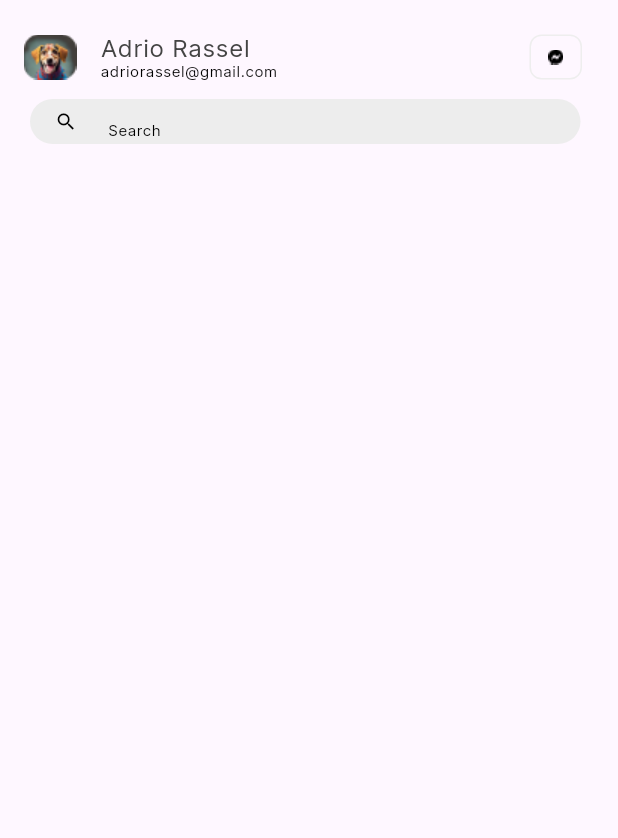
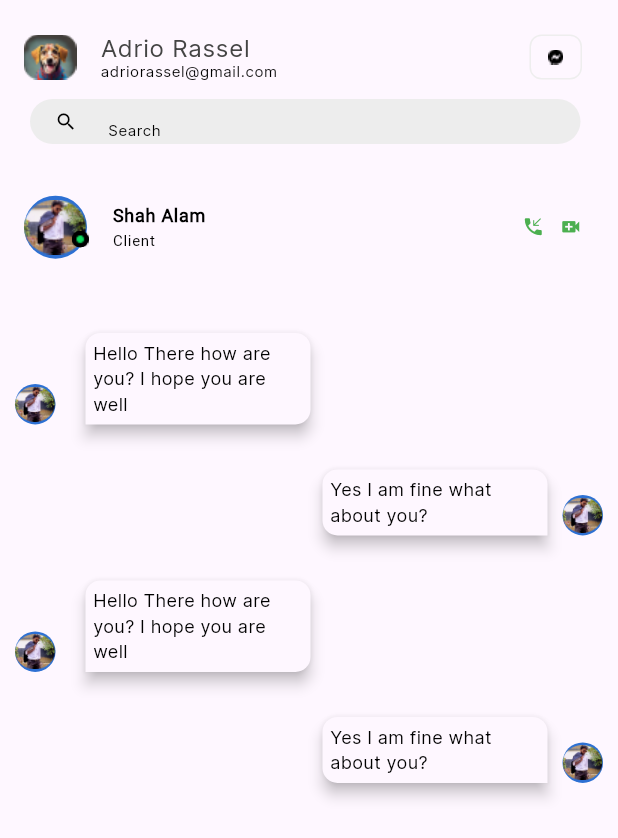
Before and after one commit to mehediFlutter/Pilot_Bazar_Admin, a Flutter app: the ChattingDetailsScreen screen opened directly, on a phone screen of 412 x 824 dp. Shown: the top 838 px of the screen. Run offline on Flutter 3.47's test engine with Material 3 defaults, Android fonts, the light colour scheme and no system bars.

Commit message:
exactly chat leading image

```diff
--- a/lib/package/chatting/chat_details.dart
+++ b/lib/package/chatting/chat_details.dart
@@ -1,6 +1,9 @@
 import 'package:flutter/material.dart';
+import 'package:pilot_bazar_admin/const/color.dart';
 import 'package:pilot_bazar_admin/const/const_radious.dart';
 import 'package:pilot_bazar_admin/notification/notification_page.dart';
+import 'package:pilot_bazar_admin/package/chatting/chat_details_leading_profile.dart';
+import 'package:pilot_bazar_admin/package/chatting/exackly_chattine_lead_imag.dart';
 import 'package:pilot_bazar_admin/package/customer_care_service/customer_profuile_bar.dart';
 import 'package:pilot_bazar_admin/profile/profile.dart';
 
@@ -14,11 +17,13 @@ class ChattingDetailsScreen extends StatefulWidget {
 class _ChattingDetailsScreenState extends State<ChattingDetailsScreen> {
   @override
   Widget build(BuildContext context) {
+    Size size = MediaQuery.sizeOf(context);
     return SafeArea(
         child: Scaffold(
       body: Padding(
         padding: const EdgeInsets.symmetric(vertical: 10),
         child: Column(
+          //  crossAxisAlignment: CrossAxisAlignment.start,
           children: [
             CustomerProfileBar(
               profileImagePath: 'assets/images/small_profile.png',
@@ -70,9 +75,97 @@ class _ChattingDetailsScreenState extends State<ChattingDetailsScreen> {
                 ),
               ),
             ),
+            SizedBox(
+              height: size.height / 30,
+            ),
+            ListTile(
+              leading: ChattingDetailsLeading(
+                  detailsChatLeadingPath: 'assets/images/chatting_image.png'),
+              title: Column(
+                crossAxisAlignment: CrossAxisAlignment.start,
+                children: [
+                  Text(
+                    "Shah Alam",
+                    style: small12Style.copyWith(
+                        fontWeight: FontWeight.w900, fontFamily: 'Roboto'),
+                  ),
+                  Text(
+                    "Client",
+                    style: small10Style.copyWith(
+                        fontWeight: FontWeight.w300, fontFamily: 'Roboto'),
+                  ),
+                ],
+              ),
+              trailing: Row(
+                mainAxisSize: MainAxisSize.min,
+                children: [
+                  Icon(
+                    Icons.phone_callback,
+                    color: Colors.green,
+                    size: 15,
+                  ),
+                  width10,
+                  Icon(
+                    Icons.video_call,
+                    color: Colors.green,
+                    size: 15,
+                  ),
+                ],
+              ),
+            ),
+            SizedBox(height: size.height / 30),
+            message(Alignment.topLeft, 'assets/images/chatting_image.png',
+                "Hello There how are you? I hope you are well",false),
+            message(Alignment.topRight, "assets/images/chatting_image.png",
+                "Yes I am fine what about you?",true),
+                message(Alignment.topLeft, 'assets/images/chatting_image.png',
+                "Hello There how are you? I hope you are well",false),
+                 message(Alignment.topRight, "assets/images/chatting_image.png",
+                "Yes I am fine what about you?",true),
+
           ],
         ),
       ),
     ));
   }
+
+  Container message(
+      Alignment setAlign, String detailsChatLeadingPath, chatText, bool isRight) {
+    return Container(
+      padding: EdgeInsets.symmetric(vertical: 15),
+      alignment: setAlign,
+      child: Row(
+        mainAxisSize: MainAxisSize.min,
+        crossAxisAlignment: CrossAxisAlignment.end,
+        children: [
+        isRight? SizedBox(): Container(
+            child: ExacklyChatLeading(
+              detailsChatLeadingPath: detailsChatLeadingPath,
+            ),
+          ),
+          width10,
+          Material(
+            borderRadius: BorderRadius.only(
+              topLeft: Radius.circular(10),
+              topRight: Radius.circular(10),
+                bottomLeft:isRight? Radius.circular(10):Radius.zero,
+              bottomRight:isRight? Radius.zero:Radius.circular(10),
+            ),
+            elevation: 4,
+            child: Container(
+              padding: EdgeInsets.all(5),
+              width: 150,
+              decoration: BoxDecoration(),
+              child: Text(chatText),
+            ),
+          ),
+          isRight?  Container(
+            child: ExacklyChatLeading(
+              detailsChatLeadingPath: detailsChatLeadingPath,
+            ),
+          ): SizedBox()
+        ],
+      ),
+    );
+  }
 }
--- a/lib/package/chatting/chat_details_leading_profile.dart
+++ b/lib/package/chatting/chat_details_leading_profile.dart
@@ -0,0 +1,44 @@
+import 'package:flutter/material.dart';
+
+class ChattingDetailsLeading extends StatefulWidget {
+  final bool isActive;
+  final String? detailsChatLeadingPath;
+  const ChattingDetailsLeading({
+    super.key, this.isActive=true,  this.detailsChatLeadingPath,
+  });
+
+  @override
+  State<ChattingDetailsLeading> createState() => _ChattingDetailsLeadingState();
+}
+
+class _ChattingDetailsLeadingState extends State<ChattingDetailsLeading> {
+  @override
+  Widget build(BuildContext context) {
+    return Stack(
+      children: [
+       Container(
+        height: 47,
+        width: 42,
+        decoration: BoxDecoration(
+          shape: BoxShape.circle
+          ,color: Color(0xFF2D70D3)),
+         child: Container(
+              height: 45.05,
+              width: 40,
+
+              child: Image.asset(widget.detailsChatLeadingPath??'')),
+       ),
+
+             widget.isActive? Container(
+              margin: EdgeInsets.only(left: 32,top: 26),
+          height: 11,
+          width: 11,
+          decoration: BoxDecoration(shape: BoxShape.circle, color: Colors.black,),
+          child:  Image.asset('assets/icons/green_tolu.png'),
+
+        ):SizedBox(),
+
+      ],
+    );
+  }
+}
--- /dev/null
+++ b/lib/package/chatting/exackly_chattine_lead_imag.dart
@@ -0,0 +1,31 @@
+import 'package:flutter/material.dart';
+
+class ExacklyChatLeading extends StatefulWidget {
+  final String? detailsChatLeadingPath;
+  const ExacklyChatLeading({super.key,  this.detailsChatLeadingPath});
+
+  @override
+  State<ExacklyChatLeading> createState() => _ExacklyChatLeadingState();
+}
+
+class _ExacklyChatLeadingState extends State<ExacklyChatLeading> {
+  @override
+  Widget build(BuildContext context) {
+    return Padding(
+      padding: const EdgeInsets.symmetric(horizontal: 10),
+      child: Container(
+      //  padding: EdgeInsets.only(left: 20),
+       height: 27,
+       width: 27,
+       decoration: BoxDecoration(
+         shape: BoxShape.circle
+         ,color: Color(0xFF2D70D3)),
+        child: Container(
+             height: 22,
+             width: 22,
+
+             child: Image.asset(widget.detailsChatLeadingPath??'')),
+      ),
+    );;
+  }
+}
```
Also changed, not shown: assets/images/chatting_leading_image.png (added).
